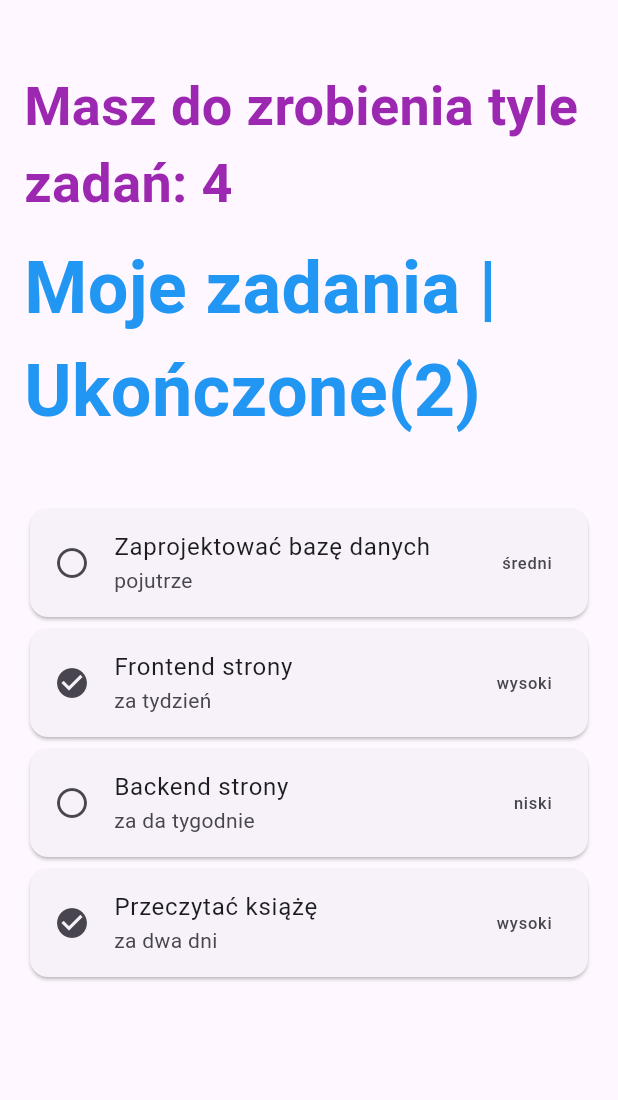
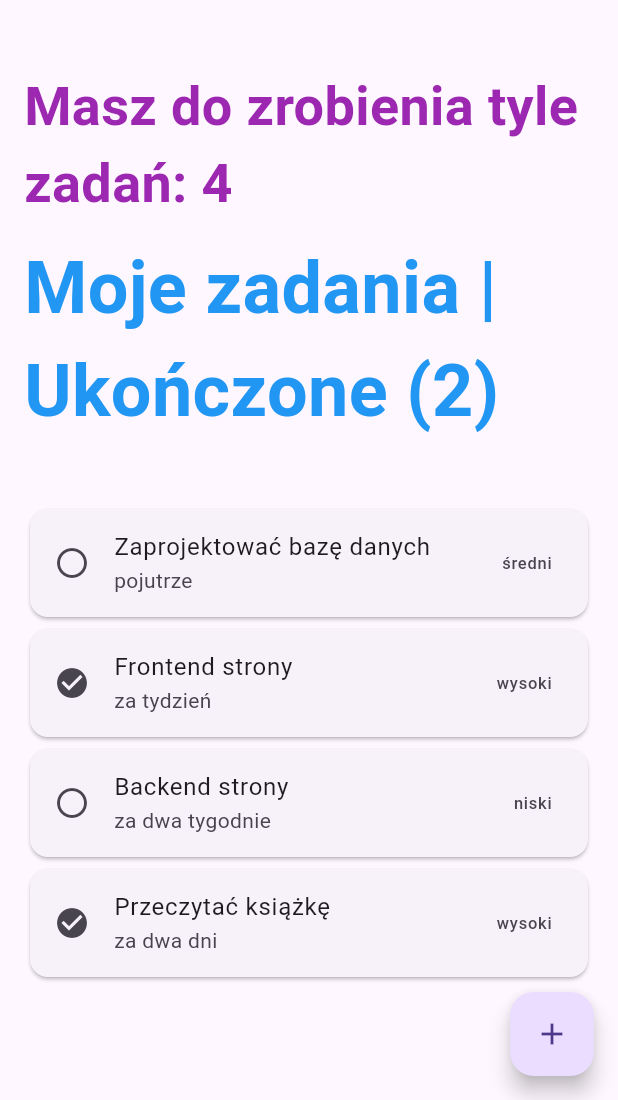
Before and after one commit to MacDev-maker/todoApp, a Flutter app: the screen it shows after launch, on a phone screen of 412 x 824 dp, the part 136-1236 px from its top. Run offline on Flutter 3.47's test engine with Material 3 defaults, Android fonts, the phone set to English and light mode, and no system bars.

Commit message:
lab 5 - todo list navigation and adding task screen

```diff
--- a/lib/main.dart
+++ b/lib/main.dart
@@ -1,4 +1,101 @@
 import 'package:flutter/material.dart';
+
+import 'task_repository.dart';
+
+class HomeScreen extends StatefulWidget {
+  const HomeScreen({super.key});
+  @override
+  State<HomeScreen> createState() => _HomeScreenState();
+}
+
+class _HomeScreenState extends State<HomeScreen> {
+
+  @override
+  Widget build(BuildContext context) {
+    return Scaffold(
+      appBar: AppBar(
+        toolbarHeight: 120,
+        title: const Text(
+          "To do App",
+          style: TextStyle(
+            fontSize: 48,
+            color: Colors.blue,
+            fontWeight: FontWeight.bold,
+          ),
+        ),
+      ),
+      body: Padding(
+        padding: const EdgeInsets.all(16),
+        child: Column(
+          crossAxisAlignment: CrossAxisAlignment.start,
+          children: [
+            Text(
+              "Masz do zrobienia tyle zadań: ${TaskRepository.tasks.length}",
+              style: const TextStyle(
+                fontSize: 36,
+                color: Colors.purple,
+                fontWeight: FontWeight.bold,
+              ),
+            ),
+            const SizedBox(height: 10),
+            Text(
+              "Moje zadania | Ukończone (${TaskRepository.tasks.where((task) => task.done).length})",
+              style: const TextStyle(
+                fontSize: 48,
+                color: Colors.blue,
+                fontWeight: FontWeight.bold,
+              ),
+            ),
+            const SizedBox(height: 40),
+            Expanded(
+              child: ListView.builder(
+                itemCount: TaskRepository.tasks.length,
+                itemBuilder: (context, index) {
+                  return TaskCard(
+                    title: TaskRepository.tasks[index].title,
+                    deadline: TaskRepository.tasks[index].deadline,
+                    icon: TaskRepository.tasks[index].done
+                        ? Icons.check_circle
+                        : Icons.radio_button_unchecked,
+                    priority: TaskRepository.tasks[index].priority,
+                  );
+                },
+              ),
+            ),
+          ],
+        ),
+      ),
+
+      floatingActionButton: FloatingActionButton(
+        onPressed: () async {
+          final Task? newTask = await Navigator.push(
+            context,
+            PageRouteBuilder(
+              pageBuilder: (context, animation, secondaryAnimation) => AddTaskScreen(),
+              transitionsBuilder: (context, animation, secondaryAnimation, child) {
+                final offsetAnimation = Tween<Offset>(
+                  begin: Offset(1.0, 0.0),
+                  end: Offset.zero,
+                ).animate(animation);
+                return SlideTransition(
+                  position: offsetAnimation,
+                  child: child,
+                );
+              },
+            ),
+          );
+
+          if (newTask != null) {
+            setState(() {
+              TaskRepository.tasks.add(newTask);
+            });
+          }
+        },
+        child: Icon(Icons.add),
+      ),
+    );
+  }
+}
 
 void main() {
   runApp(const MyApp());
@@ -7,81 +104,85 @@
 class MyApp extends StatelessWidget {
   const MyApp({super.key});
 
-  final List<Task> tasks = const [
-    Task(title: "Zaprojektować bazę danych", deadline: "pojutrze", done: false, priority: "średni"),
-    Task(title: "Frontend strony", deadline: "za tydzień", done: true, priority: "wysoki"),
-    Task(title: "Backend strony", deadline: "za da tygodnie", done: false, priority: "niski"),
-    Task(title: "Przeczytać książę", deadline: "za dwa dni", done: true, priority: "wysoki")
-  ];
-
   @override
   Widget build(BuildContext context) {
     return MaterialApp(
       title: 'Flutter Demo',
-      home:
-        Scaffold (
+      home: HomeScreen(),
+    );
+  }
+}
+
+class AddTaskScreen extends StatelessWidget {
+  AddTaskScreen({super.key});
+
+  final TextEditingController titleController = TextEditingController();
+  final TextEditingController deadlineController = TextEditingController();
+  final TextEditingController priorityController = TextEditingController();
+
+  @override
+  Widget build(BuildContext context) {
+    return Scaffold(
       appBar: AppBar(
-            toolbarHeight: 120,
-
-            title:
-              Text("To do App",
-
-                style: TextStyle(
-                  fontSize: 48,
-                  color: Colors.blue,
-                  fontWeight: FontWeight.bold,
+        title: Text("Nowe zadanie"),
       ),
+      body: Padding(
+        padding: EdgeInsets.all(16),
+        child: Column(
+          crossAxisAlignment: CrossAxisAlignment.start,
+          children: [
+            TextField(
+              controller: titleController,
+              decoration: InputDecoration(
+                labelText: "Tytuł zadania",
+                border: OutlineInputBorder(),
               ),
             ),
 
-          body:
-            Padding (
-              padding: EdgeInsets.all(16),
-              child:
-                Column(
-                  crossAxisAlignment: CrossAxisAlignment.start,
+            const SizedBox(height: 16),
 
-                  children: [
-                    Text("Masz do zrobienia tyle zadań: ${tasks.length}",
-
-                      style: TextStyle(
-                        fontSize: 36,
-                        color: Colors.purple,
-                        fontWeight: FontWeight.bold,
+            TextField(
+              controller: deadlineController,
+              decoration: InputDecoration(
+                labelText: "Czas do wykonania zadania",
+                border: OutlineInputBorder(),
               ),
             ),
 
-                    SizedBox(height: 10),
+            const SizedBox(height: 16),
 
-                    Text("Moje zadania | Ukończone(${tasks.where((task) => task.done).length})",
+            TextField(
+              controller: priorityController,
+              decoration: InputDecoration(
+                labelText: "Priotytet",
+                border: OutlineInputBorder(),
+              ),
+            ),
 
-                    style: TextStyle(
-                      fontSize: 48,
-                      color: Colors.blue,
-                      fontWeight: FontWeight.bold,
-                    )),
+            const SizedBox(height: 16),
 
-                    SizedBox(height: 40),
+            ElevatedButton(
+              onPressed: () {
+                final newTask = Task(
+                  title: titleController.text,
+                  deadline: deadlineController.text,
+                  priority: priorityController.text,
+                  done: false
+                );
 
-                    Expanded(child: ListView.builder(
-                      itemCount: tasks.length,
-
-                      itemBuilder: (context, index) {
-                        return TaskCard(
-                          title: tasks[index].title,
-                          deadline: tasks[index].deadline,
-                          icon: tasks[index].done ? Icons.check_circle : Icons.radio_button_unchecked,
-                          priority: tasks[index].priority,
-                        );
+                Navigator.pop(context, newTask);
               },
-                    ))
+              child: Text("Zapisz"),
+            ),
           ],
-                )
         ),
-            )
+      ),
     );
   }
 }
+
+
+
 
 class Task {
   final String title;
@@ -90,7 +191,12 @@
   final bool done;
   final String priority;
 
-  const Task({required this.title, required this.deadline, required this.done, required this.priority});
+  const Task({
+    required this.title,
+    required this.deadline,
+    required this.done,
+    required this.priority,
+  });
 }
 
 class TaskCard extends StatelessWidget {
--- /dev/null
+++ b/lib/task_repository.dart
@@ -0,0 +1,26 @@
+import 'main.dart';
+
+class TaskRepository {
+  static List<Task> tasks = [
+    Task(
+        title: "Zaprojektować bazę danych",
+        deadline: "pojutrze",
+        done: false,
+        priority: "średni"),
+    Task(
+        title: "Frontend strony",
+        deadline: "za tydzień",
+        done: true,
+        priority: "wysoki"),
+    Task(
+        title: "Backend strony",
+        deadline: "za dwa tygodnie",
+        done: false,
+        priority: "niski"),
+    Task(
+        title: "Przeczytać książkę",
+        deadline: "za dwa dni",
+        done: true,
+        priority: "wysoki")
+  ];
+}
```
Lines whose indentation alone changed are shown as unchanged.
